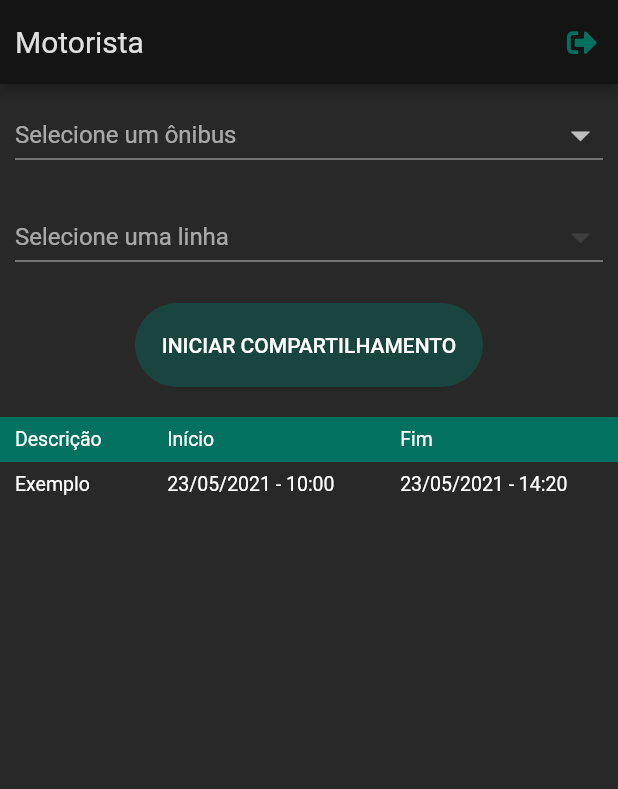
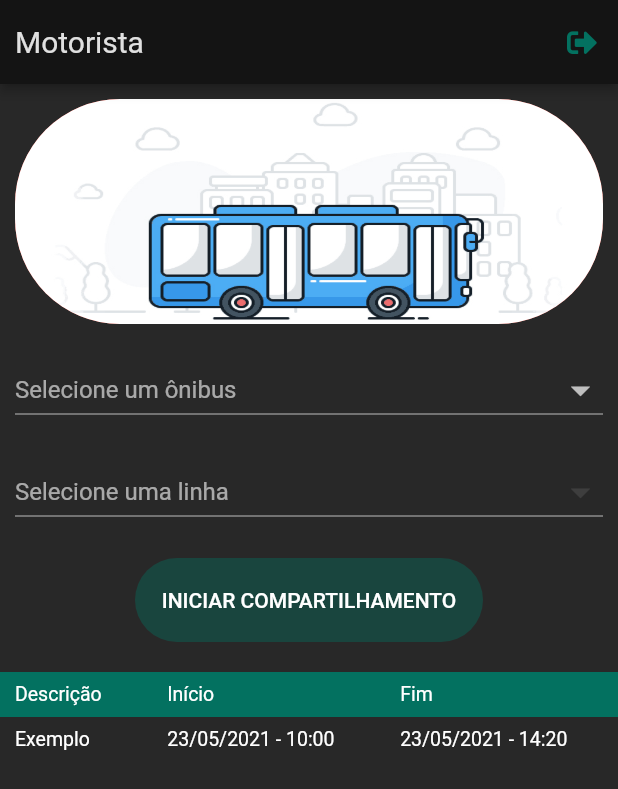
Before and after one commit to rudineizilio/BuscaBus-app, a Flutter app: the DriverScreen screen opened directly, on a phone screen of 412 x 824 dp. Shown: the top 789 px of the screen. Run offline on Flutter 3.47's test engine with Material 2 defaults, Android fonts, the phone set to English and light mode, and no system bars; our stand-ins replace cloud_firestore, firebase_core, flutter_mobx, flutter_svg, font_awesome_flutter, geolocator and 3 more; accounts and stored records are empty; generated files the repository leaves out were written again.

Commit message:
Adiciona gif na tela do motorista

```diff
--- a/lib/screens/driver/index.dart
+++ b/lib/screens/driver/index.dart
@@ -54,6 +54,25 @@ class _DriverScreenState extends State<DriverScreen> {
           Column(
             children: [
               Observer(builder: (_) {
+                return Container(
+                  margin: const EdgeInsets.all(10),
+                  width: double.infinity,
+                  height: 150,
+                  decoration: BoxDecoration(
+                    color: Colors.red,
+                    borderRadius: BorderRadius.circular(70),
+                    image: DecorationImage(
+                      image: AssetImage(
+                        !_driverController.sharedLocation
+                          ? 'lib/assets/images/static_bus.jpg'
+                          : 'lib/assets/images/bus.gif',
+                      ),
+                      fit: BoxFit.fill,
+                    ),
+                  ),
+                );
+              }),
+              Observer(builder: (_) {
                 return Padding(
                   padding:
                       const EdgeInsets.symmetric(horizontal: 10, vertical: 10),
@@ -107,30 +126,25 @@ class _DriverScreenState extends State<DriverScreen> {
               Observer(builder: (_) {
                 return RaisedButton(
                   shape: RoundedRectangleBorder(
-                    borderRadius:
-                        BorderRadius.circular(32),
+                    borderRadius: BorderRadius.circular(32),
                   ),
                   child: Container(
                     padding: const EdgeInsets.symmetric(vertical: 20),
                     width: 200,
                     child: Center(
-                      child: Text(
-                        !_driverController.sharedLocation
+                      child: Text(!_driverController.sharedLocation
                           ? 'INICIAR COMPARTILHAMENTO'
-                          : 'PARAR COMPARTILHAMENTO'
-                      ),
+                          : 'PARAR COMPARTILHAMENTO'),
                     ),
                   ),
                   color: Theme.of(context).accentColor,
-                  disabledColor: Theme.of(context)
-                      .accentColor
-                      .withAlpha(100),
+                  disabledColor: Theme.of(context).accentColor.withAlpha(100),
                   textColor: Colors.white,
                   onPressed: _driverController.sharedButtonEnabled
-                    ? () {
-                        _driverController.setCharedLocation();
-                      }
-                    : null,
+                      ? () {
+                          _driverController.setCharedLocation();
+                        }
+                      : null,
                 );
               }),
               SizedBox(
```
Also changed, not shown: lib/assets/images/bus.gif (added), lib/assets/images/static_bus.jpg (added).
